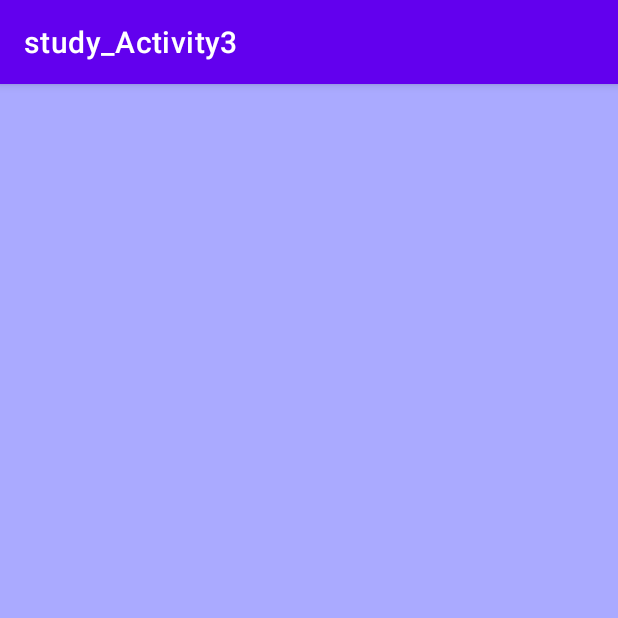
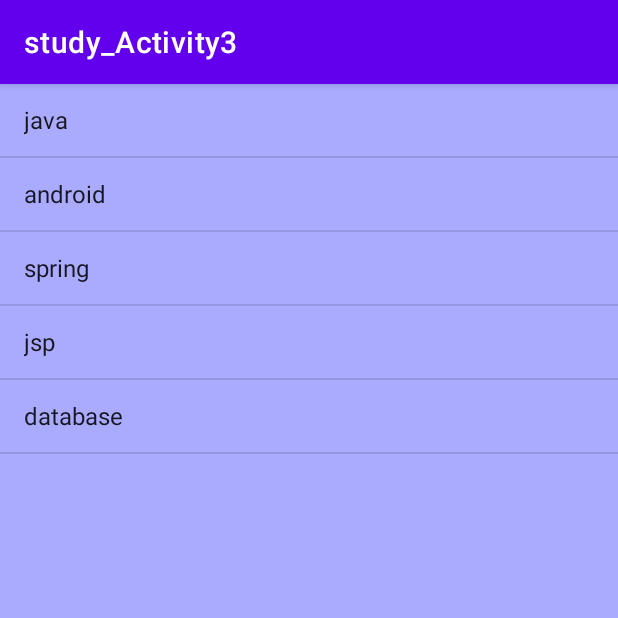
Before and after one commit to chaehyeon7/study_Activity3, an Android app: the screen it shows after launch (MainActivity), on a phone screen of 412 x 824 dp, the top half of it. Run offline under Robolectric (Android 15) with nearby library versions, the phone set to English and light mode, and no system bars.

Commit message:
Edit MainActivity.java(리스트 뷰) Commit

```diff
--- a/app/src/main/java/kr/hs/emirim/chaehyeon/study_activity3/MainActivity.java
+++ b/app/src/main/java/kr/hs/emirim/chaehyeon/study_activity3/MainActivity.java
@@ -3,12 +3,30 @@ package kr.hs.emirim.chaehyeon.study_activity3;
 import androidx.appcompat.app.AppCompatActivity;
 
 import android.os.Bundle;
+import android.widget.ArrayAdapter;
+import android.widget.ListView;
 
 public class MainActivity extends AppCompatActivity {
+
+    ListView list;
+
+    //리스트 뷰에 표현될 배열
+    String[] arr = {"java", "android", "spring", "jsp","database"};
 
     @Override
     protected void onCreate(Bundle savedInstanceState) {
         super.onCreate(savedInstanceState);
         setContentView(R.layout.activity_main);
-    }
+
+        list = findViewById(R.id.listView); //activity_main.xml에서 아이디를 가져와야 사용 가능
+
+        //선택 위젯들은 Adapter클래스를 통해 내용을 지정
+        //1.context: 화면 제어권자
+        //2.layout: 리스트뷰 항목 하나의 디자인
+        //3.참조파일: 리스틉에서 보여줄 스트링 배열
+        ArrayAdapter<String> adapter = new ArrayAdapter<String>(MainActivity.this, android.R.layout.simple_list_item_1, arr);
+        //생성된 어댑터를 listView에 세팅
+        list.setAdapter(adapter);
+
+    }//onCreate()
 }
```
